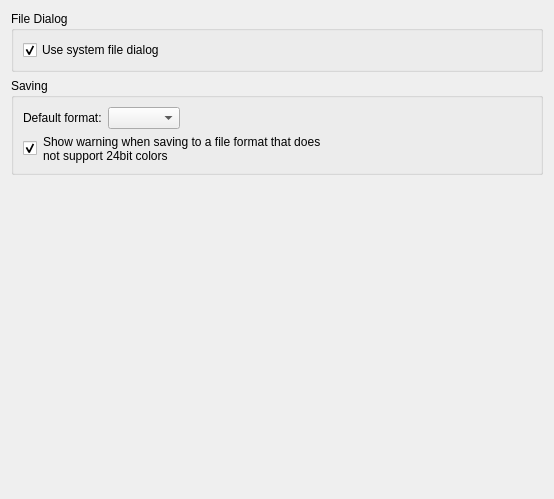
First picture: the form in scripts/File/SaveAs/PreferencesPage.ui, repository qcad/qcad, before the edit.
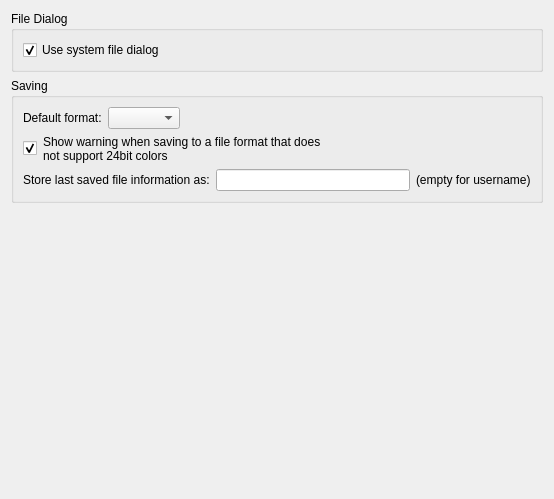
Second picture: the form after the edit.

Commit message: add preference for last saved by information

Patch:
```diff
--- a/scripts/File/SaveAs/PreferencesPage.ui
+++ b/scripts/File/SaveAs/PreferencesPage.ui
@@ -100,6 +100,31 @@
         </item>
        </layout>
       </item>
+      <item>
+       <layout class="QHBoxLayout" name="horizontalLayout_3">
+        <item>
+         <widget class="QLabel" name="label_3">
+          <property name="text">
+           <string>Store last saved file information as:</string>
+          </property>
+         </widget>
+        </item>
+        <item>
+         <widget class="QLineEdit" name="LastSavedBy">
+          <property name="maxLength">
+           <number>256</number>
+          </property>
+         </widget>
+        </item>
+        <item>
+         <widget class="QLabel" name="label_4">
+          <property name="text">
+           <string>(empty for username)</string>
+          </property>
+         </widget>
+        </item>
+       </layout>
+      </item>
      </layout>
     </widget>
    </item>
```
